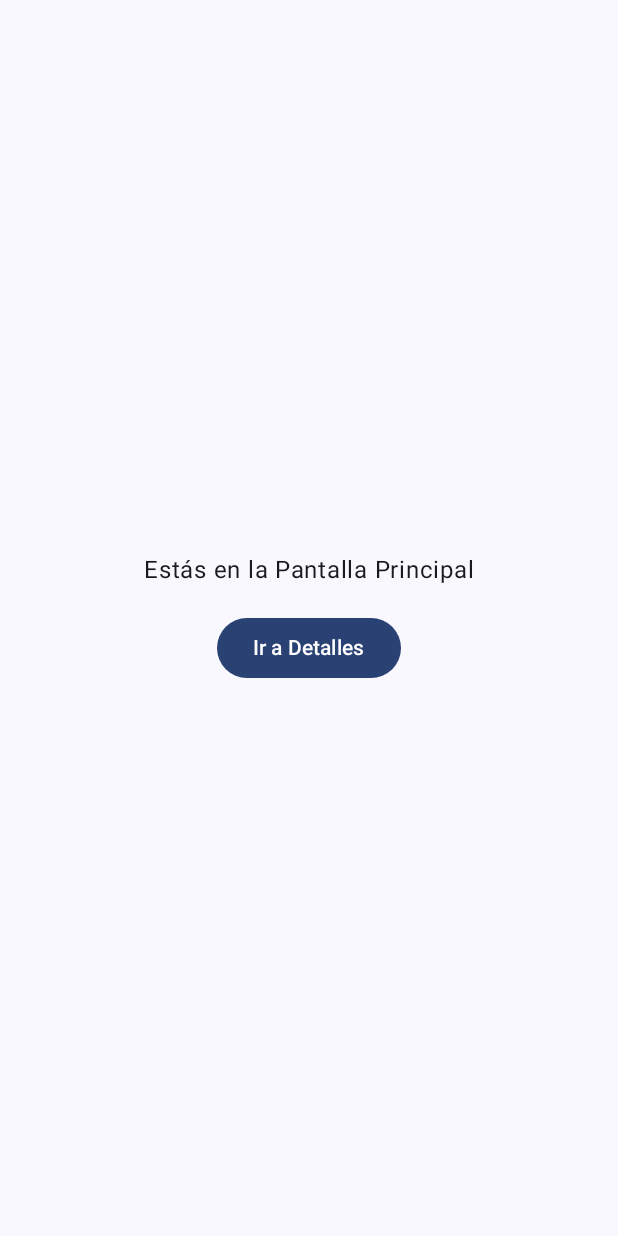
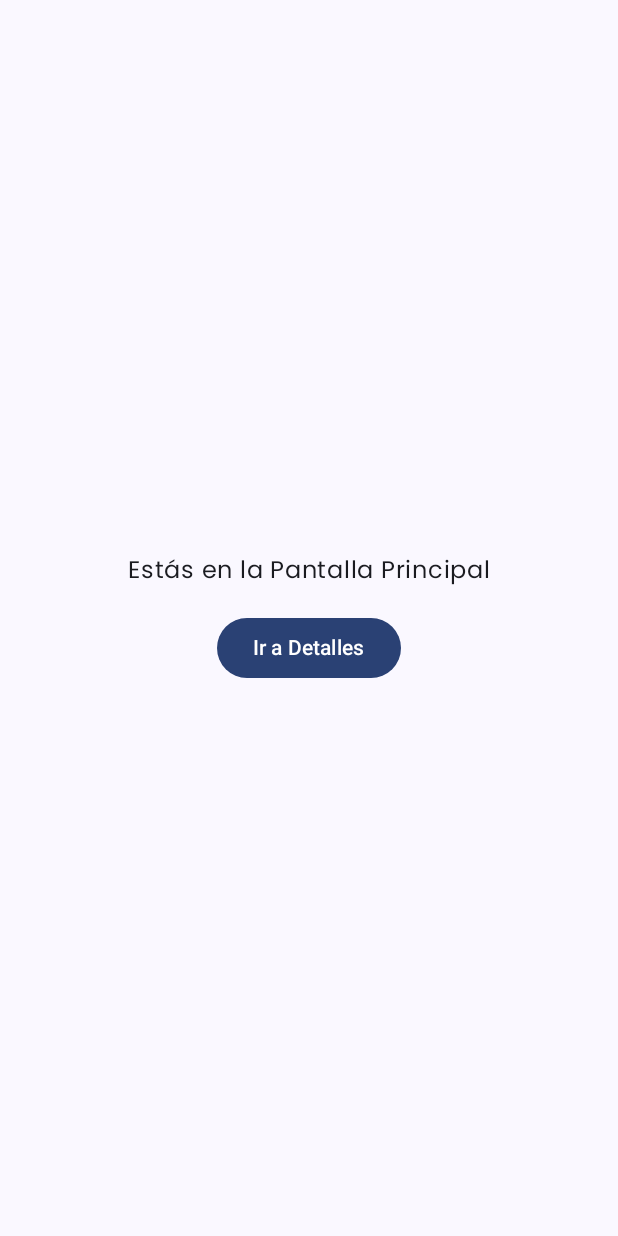
Before and after one commit to jjulianne/FinanceApp, an Android app built with Jetpack Compose: the screen it shows after launch (MainActivity), on a phone screen of 412 x 824 dp. Run offline under Robolectric (Android 15) with nearby library versions, the phone set to English and light mode, and no system bars; our stand-ins replace Dagger/Hilt's generated code.

Commit message:
font poppins local

```diff
--- a/app/src/main/java/com/example/financeapp/ui/theme/Type.kt
+++ b/app/src/main/java/com/example/financeapp/ui/theme/Type.kt
@@ -2,33 +2,56 @@ package com.example.financeapp.ui.theme
 
 import androidx.compose.material3.Typography
 import androidx.compose.ui.text.TextStyle
+import androidx.compose.ui.text.font.Font
 import androidx.compose.ui.text.font.FontFamily
 import androidx.compose.ui.text.font.FontWeight
 import androidx.compose.ui.unit.sp
+import com.example.financeApp.R
+
+// Set of Material typography styles to start with
+val poppinsFamily = FontFamily(
+    Font(R.font.poppins_thin, FontWeight.Thin),
+    Font(R.font.poppins_thinitalic, FontWeight.Thin),
+    Font(R.font.poppins_extralight, FontWeight.ExtraLight),
+    Font(R.font.poppins_extralightitalic, FontWeight.ExtraLight),
+    Font(R.font.poppins_light, FontWeight.Light),
+    Font(R.font.poppins_lightitalic, FontWeight.Light),
+    Font(R.font.poppins_regular, FontWeight.Normal),
+    Font(R.font.poppins_italic, FontWeight.Normal),
+    Font(R.font.poppins_medium, FontWeight.Medium),
+    Font(R.font.poppins_mediumitalic, FontWeight.Medium),
+    Font(R.font.poppins_semibold, FontWeight.SemiBold),
+    Font(R.font.poppins_semibolditalic, FontWeight.SemiBold),
+    Font(R.font.poppins_bold, FontWeight.Bold),
+    Font(R.font.poppins_bolditalic, FontWeight.Bold),
+    Font(R.font.poppins_extrabold, FontWeight.ExtraBold),
+    Font(R.font.poppins_extrabolditalic, FontWeight.ExtraBold),
+    Font(R.font.poppins_black, FontWeight.Black),
+    Font(R.font.poppins_blackitalic, FontWeight.Black)
+)
 
 // Set of Material typography styles to start with
 val Typography = Typography(
     bodyLarge = TextStyle(
-        fontFamily = FontFamily.Default,
+        fontFamily = poppinsFamily,
         fontWeight = FontWeight.Normal,
         fontSize = 16.sp,
         lineHeight = 24.sp,
         letterSpacing = 0.5.sp
-    )
-    /* Other default text styles to override
+    ),
+    /* Other default text styles to override */
     titleLarge = TextStyle(
-        fontFamily = FontFamily.Default,
+        fontFamily = poppinsFamily,
         fontWeight = FontWeight.Normal,
         fontSize = 22.sp,
         lineHeight = 28.sp,
         letterSpacing = 0.sp
     ),
     labelSmall = TextStyle(
-        fontFamily = FontFamily.Default,
+        fontFamily = poppinsFamily,
         fontWeight = FontWeight.Medium,
         fontSize = 11.sp,
         lineHeight = 16.sp,
         letterSpacing = 0.5.sp
     )
-    */
 )
```
Also changed, not shown: app/src/main/res/font/poppins_black.ttf (added), app/src/main/res/font/poppins_blackitalic.ttf (added), app/src/main/res/font/poppins_bold.ttf (added), app/src/main/res/font/poppins_bolditalic.ttf (added), app/src/main/res/font/poppins_extrabold.ttf (added), app/src/main/res/font/poppins_extrabolditalic.ttf (added), app/src/main/res/font/poppins_extralight.ttf (added), app/src/main/res/font/poppins_extralightitalic.ttf (added), app/src/main/res/font/poppins_italic.ttf (added), app/src/main/res/font/poppins_light.ttf (added), app/src/main/res/font/poppins_lightitalic.ttf (added), app/src/main/res/font/poppins_medium.ttf (added), app/src/main/res/font/poppins_mediumitalic.ttf (added), app/src/main/res/font/poppins_regular.ttf (added), 4 more files.
